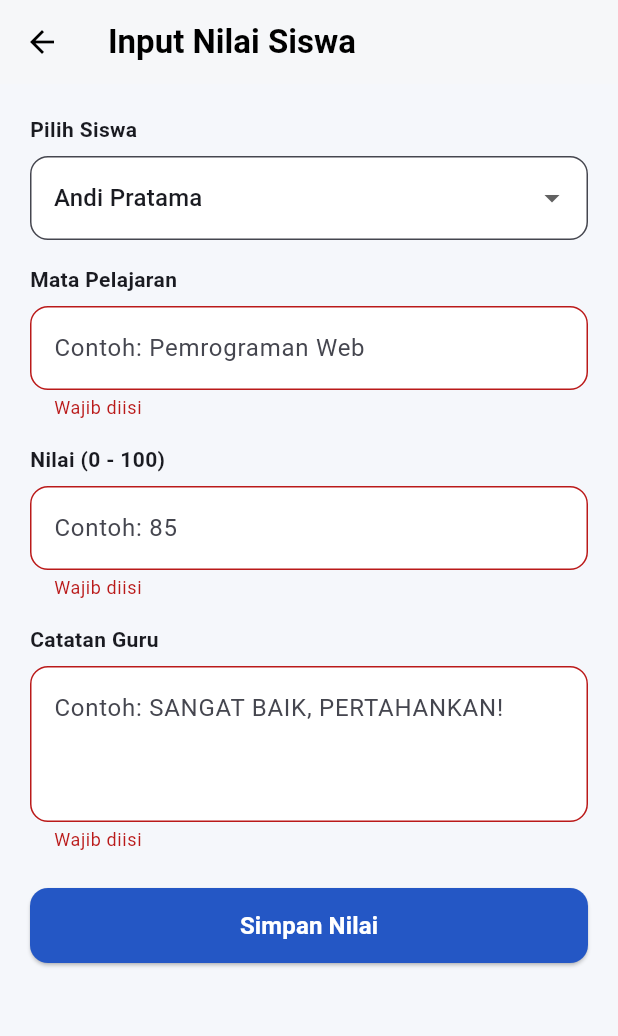
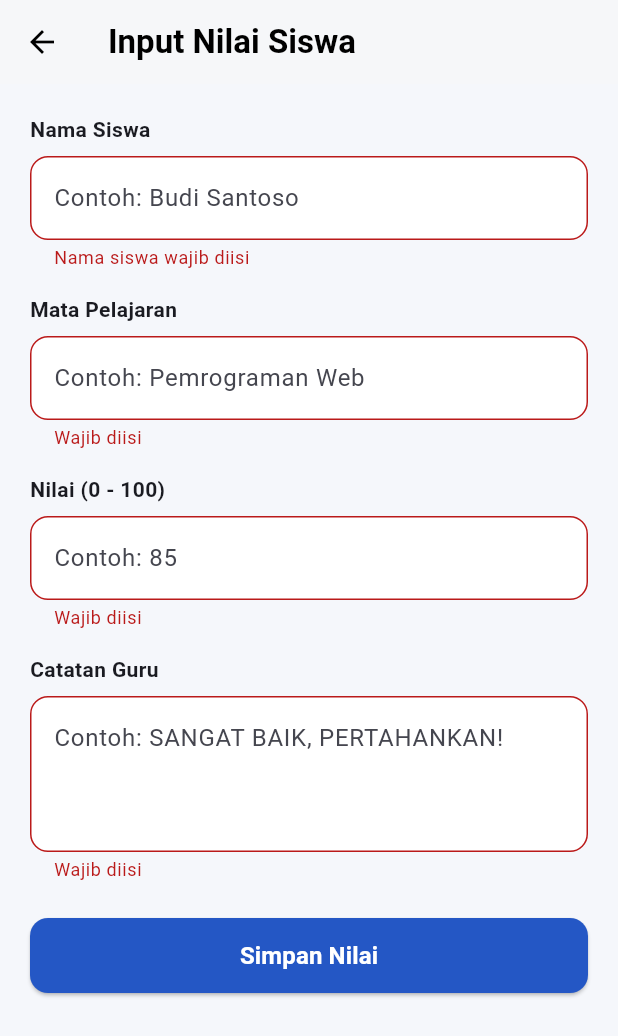
Before and after one commit to muutiararagil27/edubridge, a Flutter app: the GradeInputScreen screen opened directly, after a tap on "Simpan Nilai", on a phone screen of 412 x 824 dp. Shown: the top 1036 px of the screen. Run offline on Flutter 3.47's test engine with Material 3 defaults, Android fonts, the phone set to English and light mode, and no system bars; our stand-ins replace cloud_firestore, firebase_auth, firebase_core; accounts and stored records are empty.

Commit message:
update fitur input nilai dan navigasi

```diff
--- a/lib/screen/grade_input_screen.dart
+++ b/lib/screen/grade_input_screen.dart
@@ -10,11 +10,11 @@ class GradeInputScreen extends StatefulWidget {
 
 class _GradeInputScreenState extends State<GradeInputScreen> {
   final _formKey = GlobalKey<FormState>();
+  final TextEditingController _studentController = TextEditingController();
   final TextEditingController _subjectController = TextEditingController();
   final TextEditingController _scoreController = TextEditingController();
   final TextEditingController _noteController = TextEditingController();
 
-  String _selectedStudent = 'Andi Pratama';
   bool _isLoading = false;
 
   Future<void> _saveGrade() async {
@@ -24,7 +24,7 @@ class _GradeInputScreenState extends State<GradeInputScreen> {
 
     try {
       await FirebaseFirestore.instance.collection('Nilai').add({
-        'siswaId': _selectedStudent,
+        'siswaId': _studentController.text.trim(),
         'mataPelajaran': _subjectController.text.trim(),
         'nilai': int.parse(_scoreController.text.trim()),
         'catatan': _noteController.text.trim(),
@@ -40,9 +40,8 @@ class _GradeInputScreenState extends State<GradeInputScreen> {
         ),
       );
 
-      _subjectController.clear();
-      _scoreController.clear();
-      _noteController.clear();
+      // Otomatis kembali ke Dashboard Guru setelah berhasil simpan
+      Navigator.pop(context);
     } catch (e) {
       if (!mounted) return;
       ScaffoldMessenger.of(context).showSnackBar(
@@ -58,6 +57,7 @@ class _GradeInputScreenState extends State<GradeInputScreen> {
 
   @override
   void dispose() {
+    _studentController.dispose();
     _subjectController.dispose();
     _scoreController.dispose();
     _noteController.dispose();
@@ -73,6 +73,10 @@ class _GradeInputScreenState extends State<GradeInputScreen> {
           'Input Nilai Siswa',
           style: TextStyle(color: Colors.black, fontWeight: FontWeight.bold),
         ),
+        leading: IconButton(
+          icon: const Icon(Icons.arrow_back, color: Colors.black),
+          onPressed: () => Navigator.pop(context), // Kembali ke Dashboard Guru
+        ),
         backgroundColor: Colors.white,
         foregroundColor: Colors.black,
         elevation: 1,
@@ -85,28 +89,22 @@ class _GradeInputScreenState extends State<GradeInputScreen> {
             crossAxisAlignment: CrossAxisAlignment.start,
             children: [
               const Text(
-                'Pilih Siswa',
+                'Nama Siswa',
                 style: TextStyle(fontWeight: FontWeight.bold),
               ),
               const SizedBox(height: 8),
-              DropdownButtonFormField<String>(
-                value: _selectedStudent,
+              TextFormField(
+                controller: _studentController,
                 decoration: InputDecoration(
+                  hintText: 'Contoh: Budi Santoso',
                   filled: true,
                   fillColor: Colors.white,
                   border: OutlineInputBorder(
                     borderRadius: BorderRadius.circular(12),
                   ),
                 ),
-                items: const [
-                  DropdownMenuItem(
-                    value: 'Andi Pratama',
-                    child: Text('Andi Pratama'),
-                  ),
-                ],
-                onChanged: (val) {
-                  if (val != null) setState(() => _selectedStudent = val);
-                },
+                validator: (val) =>
+                    val == null || val.isEmpty ? 'Nama siswa wajib diisi' : null,
               ),
               const SizedBox(height: 16),
               const Text(
```
Also changed, not shown: lib/screen/report_screen.dart (+74 -108 lines).
